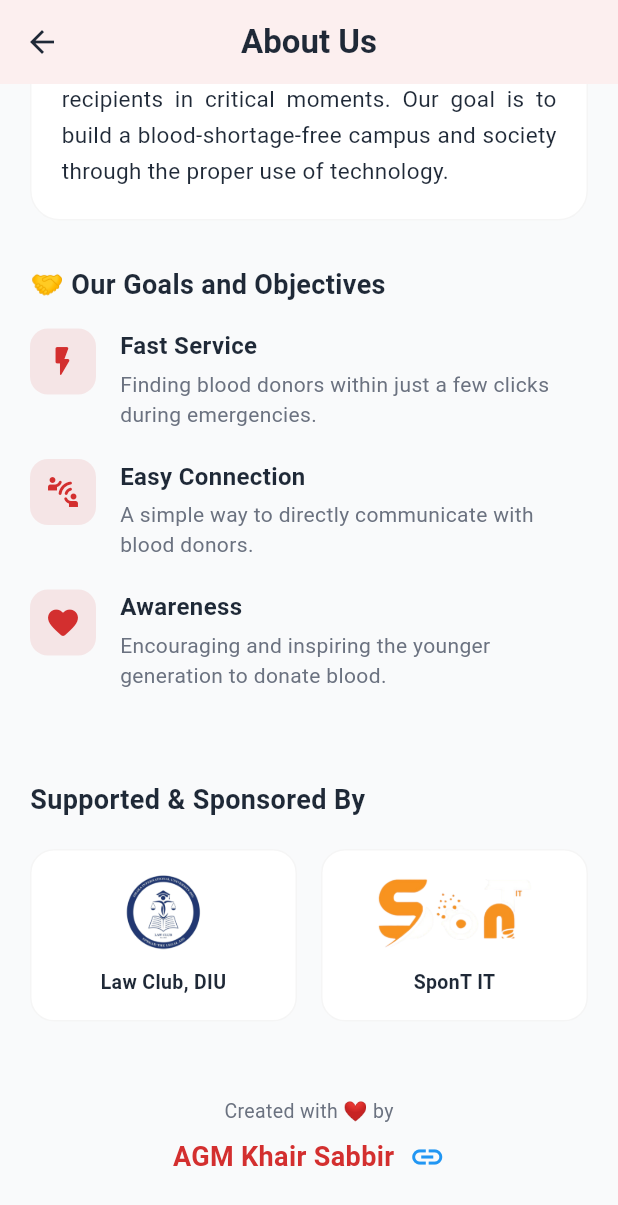
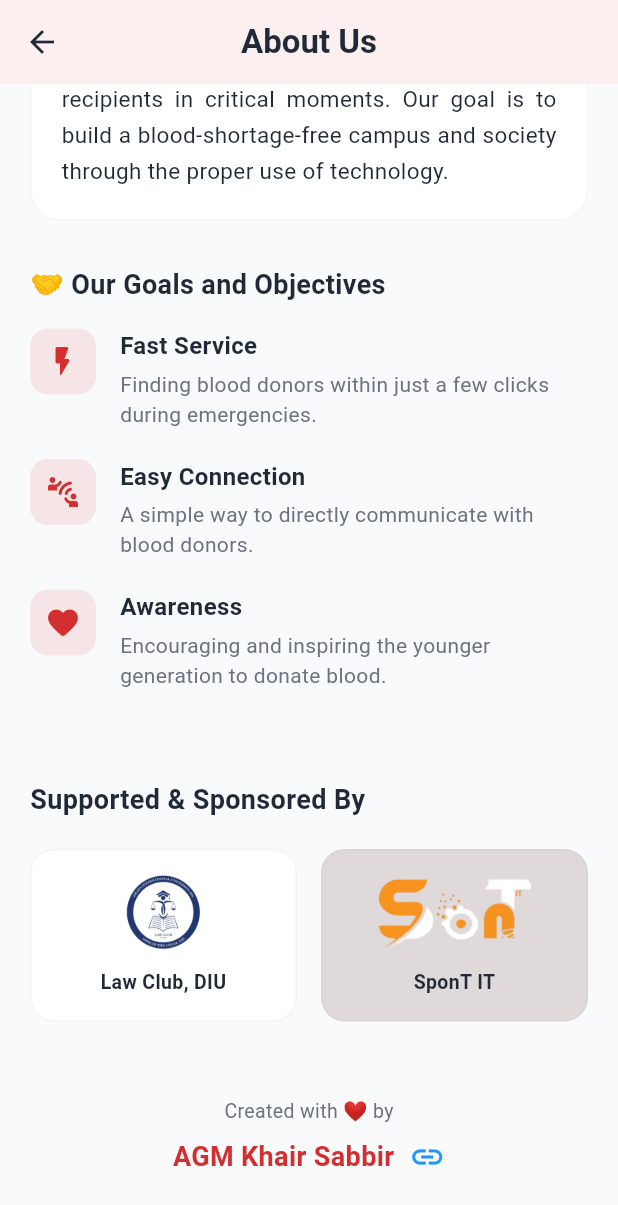
Before and after one commit to AGMKhair/diu_life_save, a Flutter app: the AboutScreen screen opened directly, scrolled down 419 dp, on a phone screen of 412 x 824 dp. Shown: the top 1205 px of the screen. Run offline on Flutter 3.47's test engine with Material 3 defaults, Android fonts, the phone set to English and light mode, and no system bars; our stand-ins replace cloud_firestore, firebase_auth, firebase_core, flutter_riverpod, image_picker, shared_preferences; accounts and stored records are empty.

Commit message:
version 1.2 release

```diff
--- a/lib/screen/about_screen.dart
+++ b/lib/screen/about_screen.dart
@@ -141,6 +141,7 @@ class AboutScreen extends StatelessWidget {
                       const SizedBox(width: 16),
                       Expanded(
                         child: _buildPartnerCard(
+                          bg: Color(0xFFDFD9D9),
                           'assets/images/spont_logo.png', // Using app logo as placeholder for Spont IT
                           'SponT IT',
                         ),
@@ -248,11 +249,11 @@ class AboutScreen extends StatelessWidget {
     );
   }
 
-  Widget _buildPartnerCard(String imagePath, String name) {
+  Widget _buildPartnerCard(String imagePath, String name, {Color bg = Colors.white}) {
     return Container(
       padding: const EdgeInsets.all(16),
       decoration: BoxDecoration(
-        color: Colors.white,
+        color: bg,
         borderRadius: BorderRadius.circular(16),
         border: Border.all(color: Colors.grey.withOpacity(0.1)),
       ),
```
